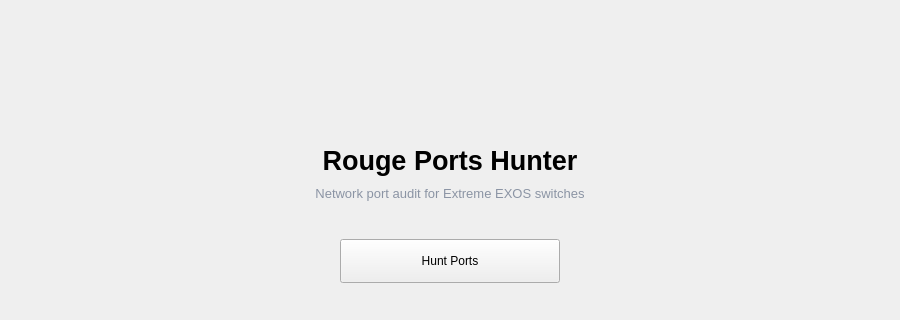
Old version of the form Ui_Files/main_window.ui in the repository Verter18328/RPH-RougePortsHunter; both pictures show x 0 to 900 and y 96 to 416 of the 900 by 620 pixel window.
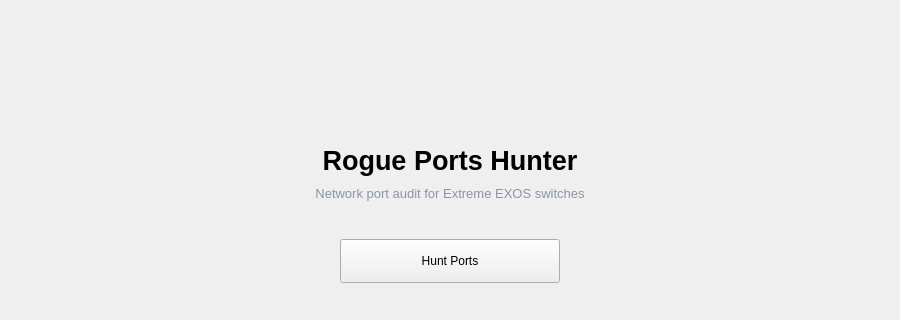
New version of the form.

What changed in the file:
```diff
--- a/Ui_Files/main_window.ui
+++ b/Ui_Files/main_window.ui
@@ -69,7 +69,7 @@
         <item>
          <widget class="QLabel" name="label">
           <property name="text">
-           <string>Rouge Ports Hunter</string>
+           <string>Rogue Ports Hunter</string>
           </property>
           <property name="alignment">
            <set>Qt::AlignCenter</set>
```
Left out of the diff: 2 changed lines with no effect on the pictures.
